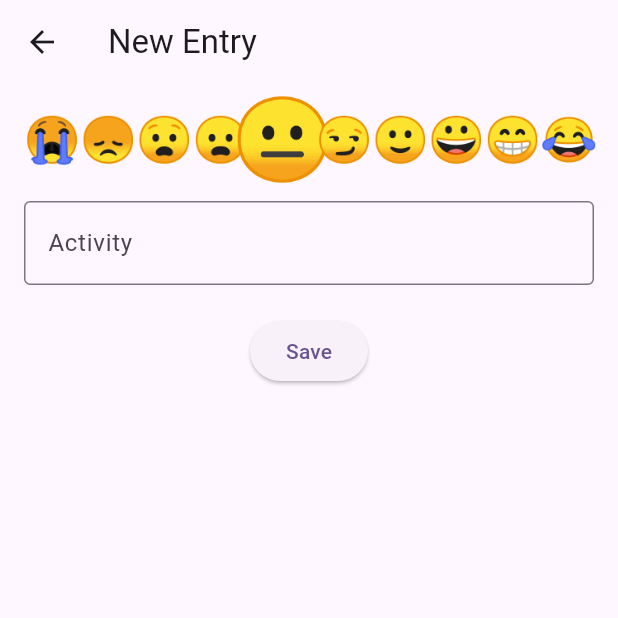
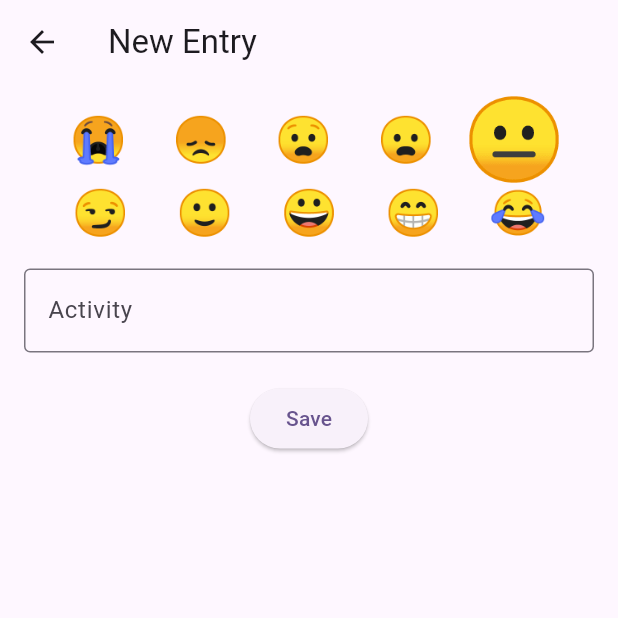
Before and after one commit to InfantAjayVenus/ennaa_ffeeelinggu, a Flutter app: the EntryScreen screen opened directly, on a phone screen of 412 x 824 dp, the top half of it. Run offline on Flutter 3.47's test engine with Material 3 defaults, Android fonts, the phone set to English and light mode, and no system bars; our stand-ins replace flutter_local_notifications, sqflite, timezone; missing offline and left inert: flutter_local_notifications_platform_interface; accounts and stored records are empty.

Commit message:
fix(mood_selector): change to 2x5 grid layout

```diff
--- a/lib/src/widgets/mood_selector.dart
+++ b/lib/src/widgets/mood_selector.dart
@@ -28,9 +28,27 @@ class _MoodSelectorState extends State<MoodSelector> {
 
   @override
   Widget build(BuildContext context) {
-    return Row(
+    // Split emojis into two rows
+    final List<MapEntry<int, String>> firstRowEmojis = _emojis.entries.take(5).toList();
+    final List<MapEntry<int, String>> secondRowEmojis = _emojis.entries.skip(5).take(5).toList();
+
+    return Column(
+      mainAxisAlignment: MainAxisAlignment.center,
+      children: [
+        Row(
           mainAxisAlignment: MainAxisAlignment.spaceEvenly,
-      children: _emojis.entries.map((entry) {
+          children: firstRowEmojis.map((entry) => _buildEmojiWidget(entry)).toList(),
+        ),
+        const SizedBox(height: 10), // Space between rows
+        Row(
+          mainAxisAlignment: MainAxisAlignment.spaceEvenly,
+          children: secondRowEmojis.map((entry) => _buildEmojiWidget(entry)).toList(),
+        ),
+      ],
+    );
+  }
+
+  Widget _buildEmojiWidget(MapEntry<int, String> entry) {
     final bool isSelected = _selectedMood == entry.key;
     return GestureDetector(
       onTap: () {
@@ -55,7 +73,5 @@ class _MoodSelectorState extends State<MoodSelector> {
         ),
       ),
     );
-      }).toList(),
-    );
   }
 }
```
Lines whose indentation alone changed are shown as unchanged.
